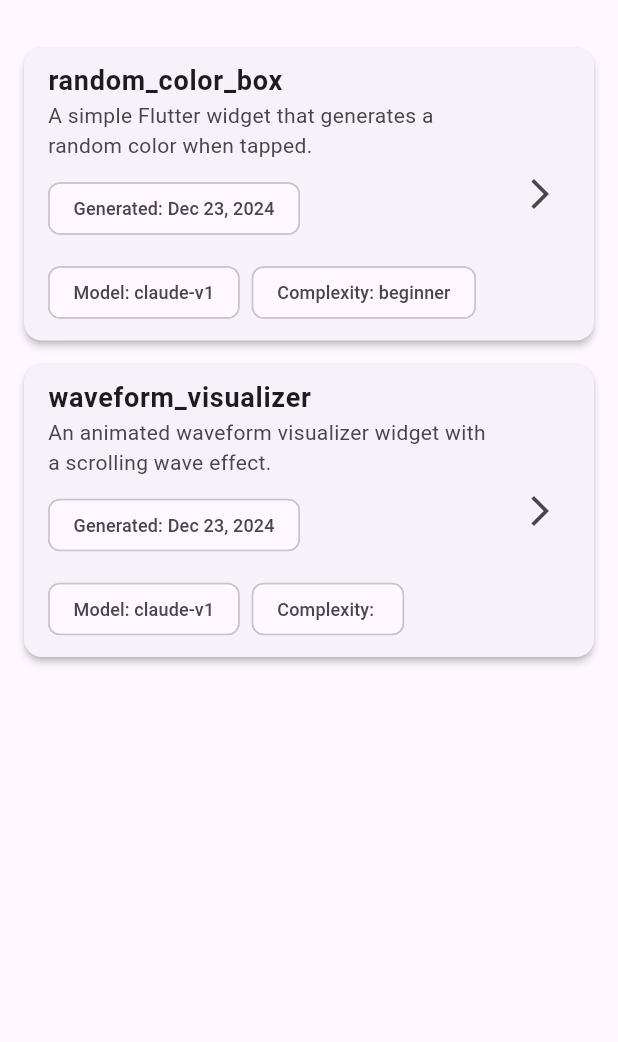
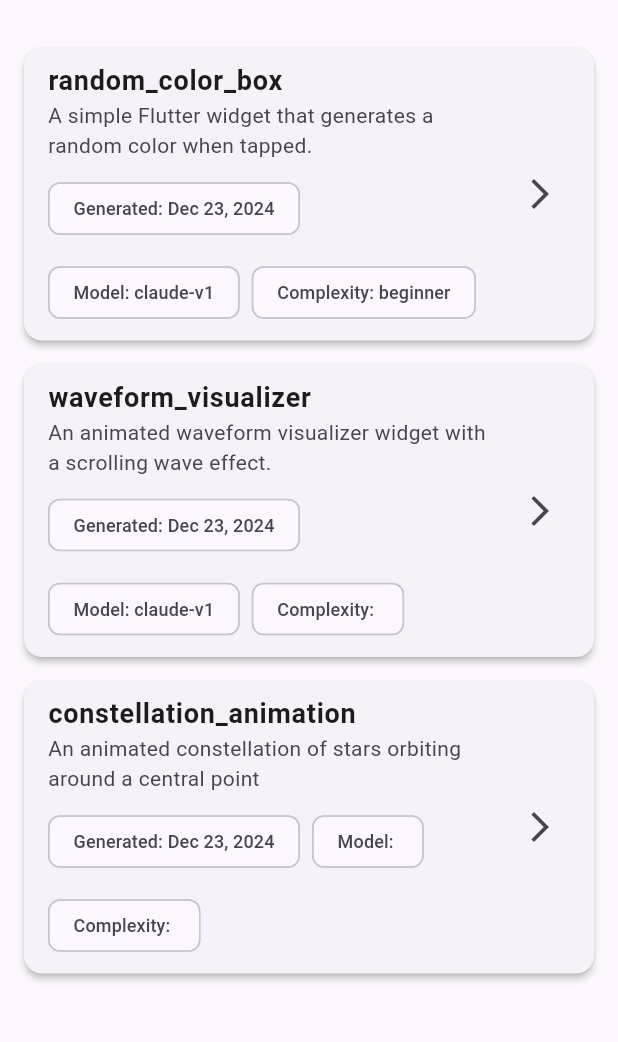
Before and after one commit to TahaTesser/flutter_ai_samples, a Flutter app: the screen it shows after launch, on a phone screen of 412 x 824 dp, the part 144-1186 px from its top. Run offline on Flutter 3.47's test engine with Material 3 defaults, Android fonts, the phone set to English and light mode, and no system bars.

Commit message:
Generated new Flutter sample

```diff
--- a/assets/data/samples.json
+++ b/assets/data/samples.json
@@ -17,6 +17,15 @@
       "model": "claude-v1",
       "complexityLevel": null,
       "widgetName": "WaveformVisualizer"
+    },
+    {
+      "name": "constellation_animation",
+      "title": "constellation_animation",
+      "description": "An animated constellation of stars orbiting around a central point",
+      "generatedAt": "2024-12-23T20:43:06.766614",
+      "model": null,
+      "complexityLevel": null,
+      "widgetName": "ConstellationAnimation"
     }
   ]
 }
--- a/lib/samples.dart
+++ b/lib/samples.dart
@@ -3,6 +3,7 @@ import '../sample.dart';
 
 import '../samples/random_color_box.dart';
 import '../samples/waveform_visualizer.dart';
+import '../samples/constellation_animation.dart';
 
 final samples = <Sample>[
   Sample(
@@ -23,4 +24,13 @@ final samples = <Sample>[
     complexityLevel: '',
     widget: WaveformVisualizer(),
   ),
+  Sample(
+    name: 'constellation_animation',
+    title: 'constellation_animation',
+    description: 'An animated constellation of stars orbiting around a central point',
+    generatedAt: '2024-12-23T20:43:06.766614',
+    model: '',
+    complexityLevel: '',
+    widget: ConstellationAnimation(),
+  ),
 ];
--- a/pubspec.yaml
+++ b/pubspec.yaml
@@ -16,7 +16,7 @@ publish_to: 'none' # Remove this line if you wish to publish to pub.dev
 # https://developer.apple.com/library/archive/documentation/General/Reference/InfoPlistKeyReference/Articles/CoreFoundationKeys.html
 # In Windows, build-name is used as the major, minor, and patch parts
 # of the product and file versions while build-number is used as the build suffix.
-version: 1.0.0+15
+version: 1.0.0+16
 
 environment:
   sdk: ^3.6.0
```
Also changed, not shown: lib/samples/constellation_animation.dart (added, +103 -0 lines). Lines whose indentation alone changed are shown as unchanged.
